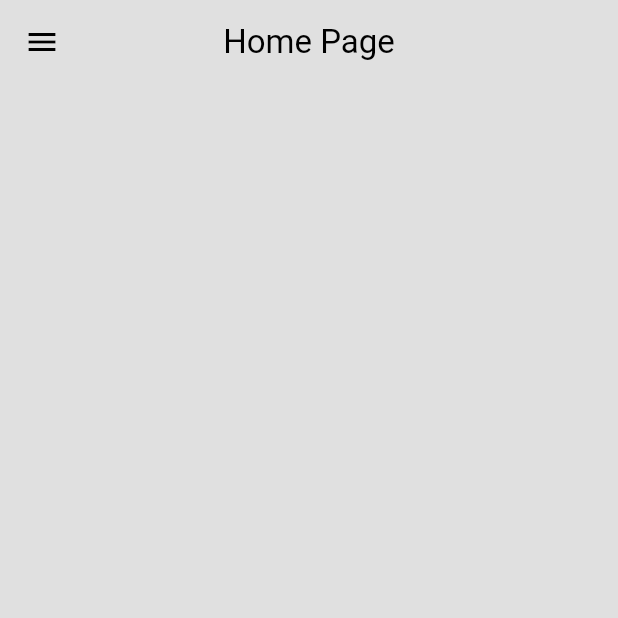
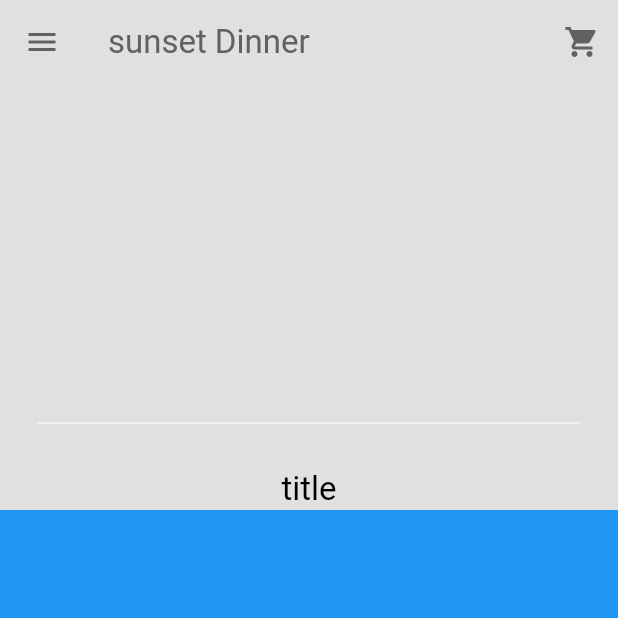
Before and after one commit to mahmoudahmed1718/Food-Delivery-App, a Flutter app: the screen it shows after launch, after a tap on "Sign In", on a phone screen of 412 x 824 dp, the top half of it. Run offline on Flutter 3.47's test engine with Material 3 defaults, Android fonts, the phone set to English and light mode, and no system bars.

Commit message:
create my sliver appbar and Nestedscrollview

```diff
--- /dev/null
+++ b/lib/components/my_sliver_appbar.dart
@@ -0,0 +1,31 @@
+import 'package:flutter/material.dart';
+
+class MySliverAppbar extends StatelessWidget {
+  const MySliverAppbar({super.key, required this.child, required this.title});
+  final Widget child;
+  final Widget title;
+
+  @override
+  Widget build(BuildContext context) {
+    return SliverAppBar(
+      expandedHeight: 340,
+      collapsedHeight: 120,
+      pinned: true,
+      floating: false,
+      actions: [IconButton(onPressed: () {}, icon: Icon(Icons.shopping_cart))],
+      backgroundColor: Theme.of(context).colorScheme.surface,
+      foregroundColor: Theme.of(context).colorScheme.inversePrimary,
+      title: Text("sunset Dinner"),
+      flexibleSpace: FlexibleSpaceBar(
+        title: title,
+        centerTitle: true,
+        expandedTitleScale: 1,
+        titlePadding: EdgeInsets.only(left: 0, right: 0, top: 0),
+        background: Padding(
+          padding: const EdgeInsets.only(bottom: 50.0),
+          child: child,
+        ),
+      ),
+    );
+  }
+}
--- a/lib/pages/home_page.dart
+++ b/lib/pages/home_page.dart
@@ -1,5 +1,6 @@
 import 'package:flutter/material.dart';
 import 'package:food/components/my_drawer.dart';
+import 'package:food/components/my_sliver_appbar.dart';
 
 class HomePage extends StatefulWidget {
   const HomePage({super.key});
@@ -11,11 +12,29 @@ class _HomePageState extends State<HomePage> {
   @override
   Widget build(BuildContext context) {
     return Scaffold(
-      appBar: AppBar(
-        centerTitle: true,
-        title: Text('Home Page'),
-      ),
+      backgroundColor: Theme.of(context).colorScheme.surface,
       drawer: MyDrawer(),
+      body: NestedScrollView(
+          headerSliverBuilder: (context, innerBoxIsScrolled) => [
+                MySliverAppbar(
+                    title: Text('title'),
+                    child: Column(
+                      mainAxisAlignment: MainAxisAlignment.end,
+                      children: [
+                        Divider(
+                          indent: 25,
+                          endIndent: 25,
+                          color: Theme.of(context).colorScheme.secondary,
+                        )
+                        // My current Location
+
+                        //description box
+                      ],
+                    ))
+              ],
+          body: Container(
+            color: Colors.blue,
+          )),
     );
   }
 }
```
